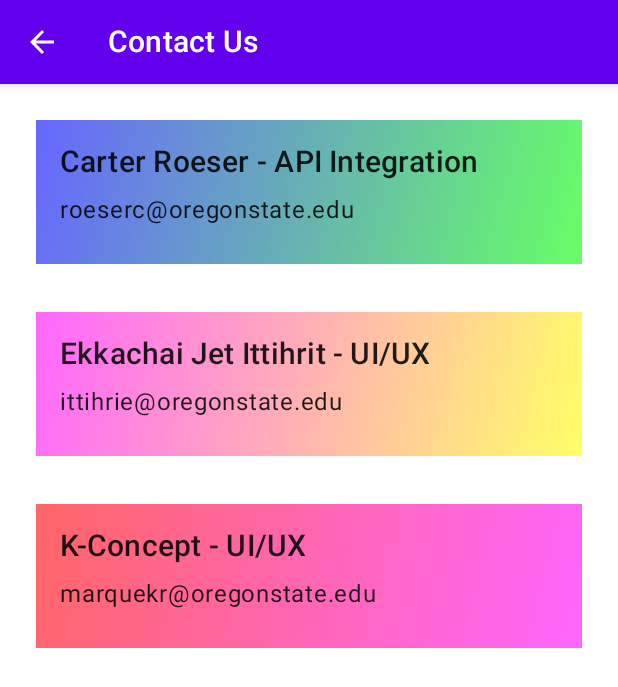
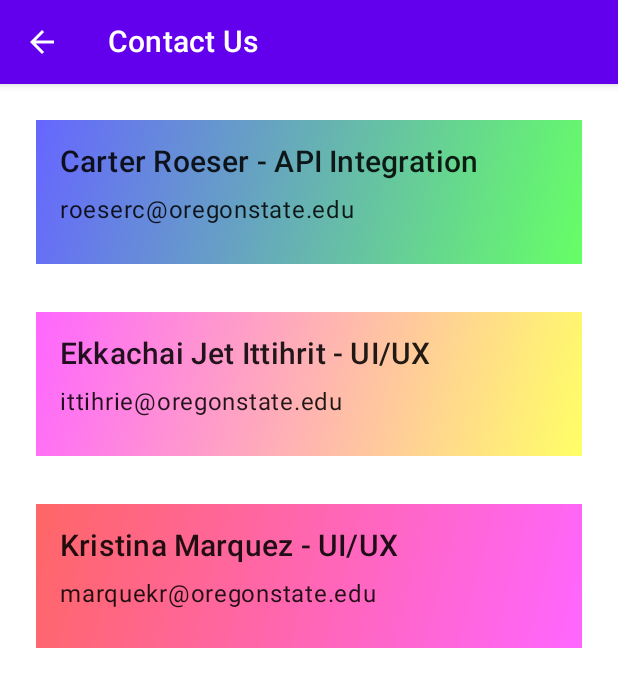
Before and after one commit to JetLiTheQT/Noteworthy, an Android app built with Jetpack Compose: the contact screen opened through its navigation route, on a phone screen of 412 x 824 dp. Shown: the top 687 px of the screen. Run offline under Robolectric (Android 15) with nearby library versions, the phone set to English and light mode, and no system bars; our stand-ins replace Firebase (no records; nobody signed in at launch, a user with empty details on screens opened directly).

Commit message:
Name change

```diff
--- a/app/src/main/java/com/finalprojectteam11/noteworthy/ui/ContactScreen.kt
+++ b/app/src/main/java/com/finalprojectteam11/noteworthy/ui/ContactScreen.kt
@@ -37,7 +37,7 @@ fun ContactScreen(navController: NavHostController) {
     val contactList = listOf(
         Contact(name = "Carter Roeser - API Integration", email = "roeserc@oregonstate.edu"),
         Contact(name = "Ekkachai Jet Ittihrit - UI/UX",email = "ittihrie@oregonstate.edu"),
-        Contact(name = "K-Concept - UI/UX",email = "marquekr@oregonstate.edu")
+        Contact(name = "Kristina Marquez - UI/UX",email = "marquekr@oregonstate.edu")
     )
 
     Scaffold(
```
